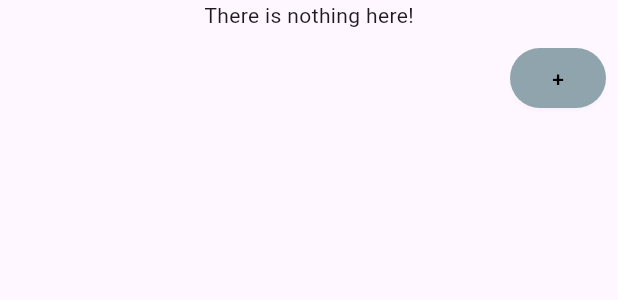
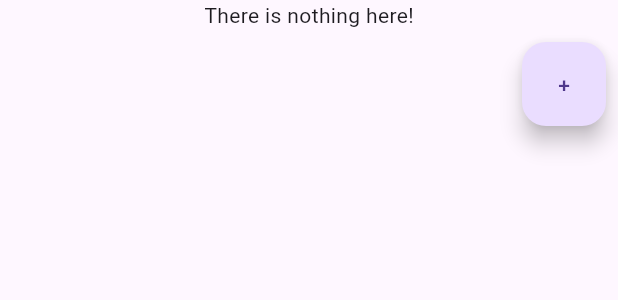
Before and after one commit to ahmad70701/F.O.R.K.S., a Flutter app: the HomeApp widget shown alone on an empty page, opened directly, on a phone screen of 412 x 824 dp. Shown: the top 300 px of the screen. Run offline on Flutter 3.47's test engine with Material 3 defaults, Android fonts, the phone set to English and light mode, and no system bars; our stand-ins replace shared_preferences; accounts and stored records are empty.

Commit message:
Fix: added floatingActionbuttion. fixed all the navigation issues.

```diff
--- a/lib/dataController.dart
+++ b/lib/dataController.dart
@@ -87,12 +87,12 @@ class newEntrydataController {
   }
 }
 
-class homeDataController {
+class ListOfRestDataController {
   //Properties
   Map<String?, dynamic> mappedEntries = {};
 
   //Contstructor
-  homeDataController();
+  ListOfRestDataController();
 
   //Methods
   Future<Map<String?, dynamic>> loadDataForHome() async {
--- a/lib/home.dart
+++ b/lib/home.dart
@@ -12,12 +12,23 @@ class Home extends StatelessWidget {
     return MaterialApp(
       home: Scaffold(
         appBar: AppBar(
-          title: Text('Welcome to FORKS!'),
+          title: const Text('Welcome to FORKS!'),
           centerTitle: true,
           shadowColor: Colors.amber,
           backgroundColor: Colors.blueGrey[300],
         ),
         body: HomeApp(),
+        floatingActionButton: Builder(
+          builder: (context) => FloatingActionButton(
+            onPressed: () {
+            Navigator.push(
+            context,
+              MaterialPageRoute(builder: (context) => NewEntry()),
+      );
+    },
+    child: const Icon(Icons.add),
+  ),
+),
       ),
     );
   }
@@ -29,7 +40,7 @@ class HomeApp extends StatefulWidget {
 }
 
 class _HomeApp extends State<HomeApp> {
-  homeDataController dataController = new homeDataController();
+  ListOfRestDataController dataController = new ListOfRestDataController();
 
   @override
   void initState() {
@@ -68,23 +79,19 @@ class _HomeApp extends State<HomeApp> {
               padding: const EdgeInsets.all(8.0),
               child: Align(
                 alignment: Alignment.bottomRight,
-                child: ElevatedButton(
+                child: FloatingActionButton(
                   onPressed: () {
                     Navigator.push(
                       context,
                       MaterialPageRoute(builder: (context) => NewEntry()),
                     );
                     setState(() {
-                      _loadData()   ;
+                      _loadData();
                     });
                   },
                   child: Text("+"),
-                  style: ElevatedButton.styleFrom(
-                    backgroundColor: Colors.blueGrey[300],
-                    foregroundColor: Colors.black,
-                    shadowColor: Colors.black12,
-                  ),
                 ),
+
               ),
             )
           ],
@@ -109,8 +116,7 @@ class _HomeApp extends State<HomeApp> {
                       title: Text(
                           'Restaurant Name: ${dataController.mappedEntries[dataController.mappedEntries.keys.elementAt(index)]['restaurantName']}'),
                       onTap: () => {
-                        print(dataController.mappedEntries.values
-                            .elementAt(index)['Score'])
+
                       },
                       subtitle: Column(
                         crossAxisAlignment: CrossAxisAlignment.start,
@@ -127,22 +133,17 @@ class _HomeApp extends State<HomeApp> {
             padding: const EdgeInsets.all(8.0),
             child: Align(
               alignment: Alignment.bottomRight,
-              child: ElevatedButton(
+              child: FloatingActionButton(
                 onPressed: () async {
                   await Navigator.push(
                     context,
                     MaterialPageRoute(builder: (context) => NewEntry()),
                   );
                   setState(() {
-                    _loadData()   ;
+                    _loadData();
                   });
                 },
                 child: Text("+"),
-                style: ElevatedButton.styleFrom(
-                  backgroundColor: Colors.blueGrey[300],
-                  foregroundColor: Colors.black,
-                  shadowColor: Colors.black12,
-                ),
               ),
             ),
           ),
@@ -150,18 +151,14 @@ class _HomeApp extends State<HomeApp> {
             padding: const EdgeInsets.all(8.0),
             child: Align(
               alignment: Alignment.bottomLeft,
-              child: ElevatedButton(
+              child: FloatingActionButton(
                 onPressed: () async {
                   setState(() {
                     clearAll();
                   });
                 },
                 child: Text("Clear All"),
-                style: ElevatedButton.styleFrom(
-                  backgroundColor: Colors.blueGrey[300],
-                  foregroundColor: Colors.black,
-                  shadowColor: Colors.black12,
-                ),
+
               ),
             ),
           )
--- a/lib/main.dart
+++ b/lib/main.dart
@@ -1,6 +1,7 @@
+import 'package:flutter_application_1/listOfRestaurants.dart';
 import 'package:flutter_application_1/newEntry.dart';
 import 'package:flutter_application_1/home.dart';
 
 import 'package:flutter/material.dart';
 
-void main() => runApp(Home());
+void main() => runApp(const ListOfRest());
```
Also changed, not shown: lib/listOfRestaurants.dart (added, +154 -0 lines), lib/newEntry.dart (+44 -22 lines).
